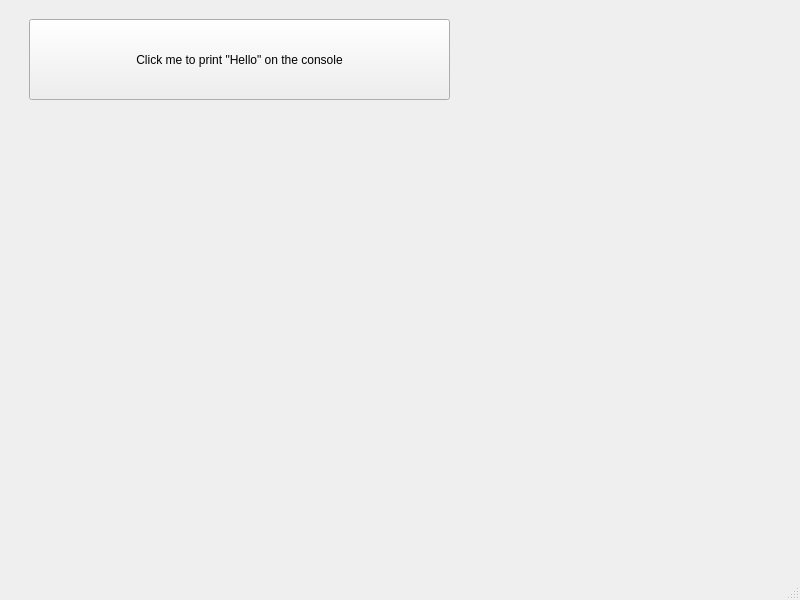
Old version of the form mainwindow.ui in the repository LorenzoTarricone/TranscriptomiC.
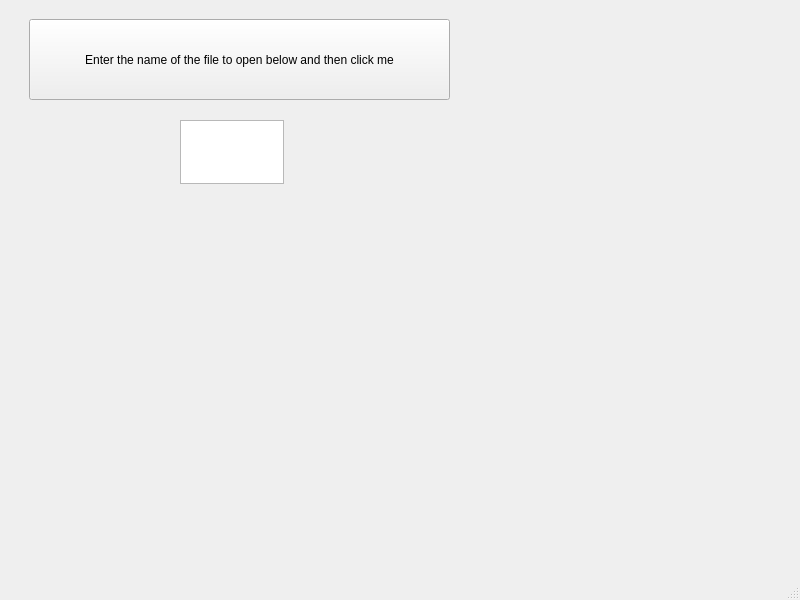
New version of the form.

Commit message:
Basic user input acheived
Added a text box in which the user can write, the button then saves the input and converts it to a std::string (from Qstring). Will be useful to open files

The edit to the form file:
```diff
--- a/mainwindow.ui
+++ b/mainwindow.ui
@@ -24,7 +24,17 @@
      </rect>
     </property>
     <property name="text">
-     <string>Click me to print &quot;Hello&quot; on the console</string>
+     <string>Enter the name of the file to open below and then click me</string>
+    </property>
+   </widget>
+   <widget class="QPlainTextEdit" name="plainTextEdit">
+    <property name="geometry">
+     <rect>
+      <x>180</x>
+      <y>120</y>
+      <width>104</width>
+      <height>64</height>
+     </rect>
     </property>
    </widget>
   </widget>
```
The commit also changes 2 other files.
